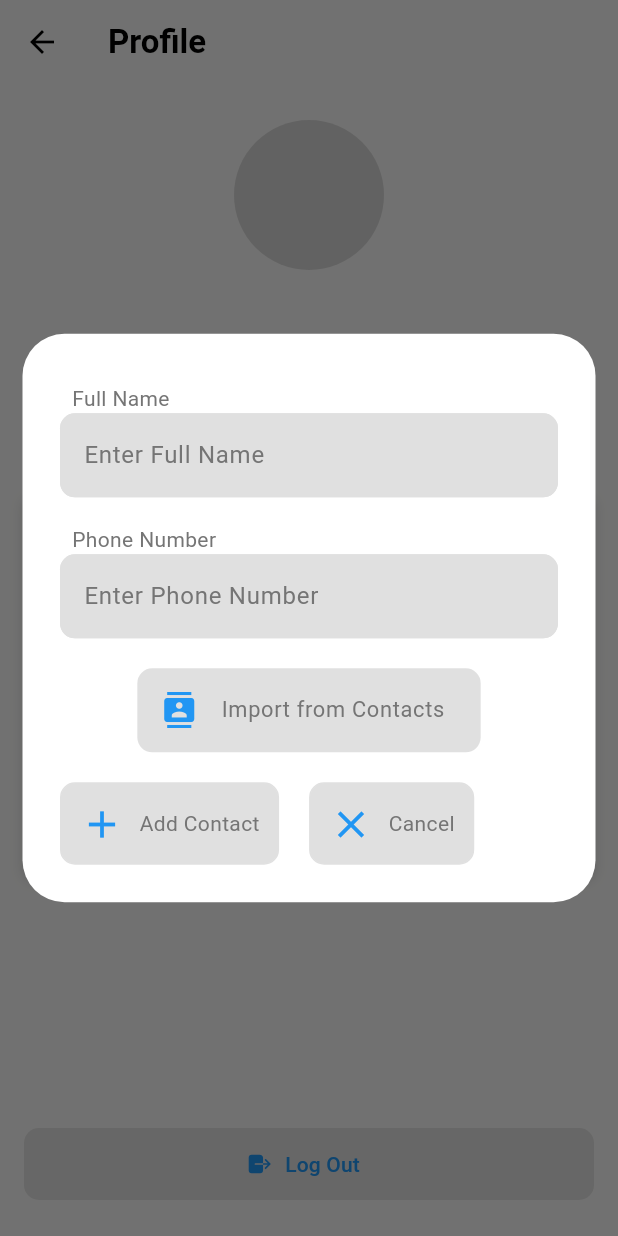
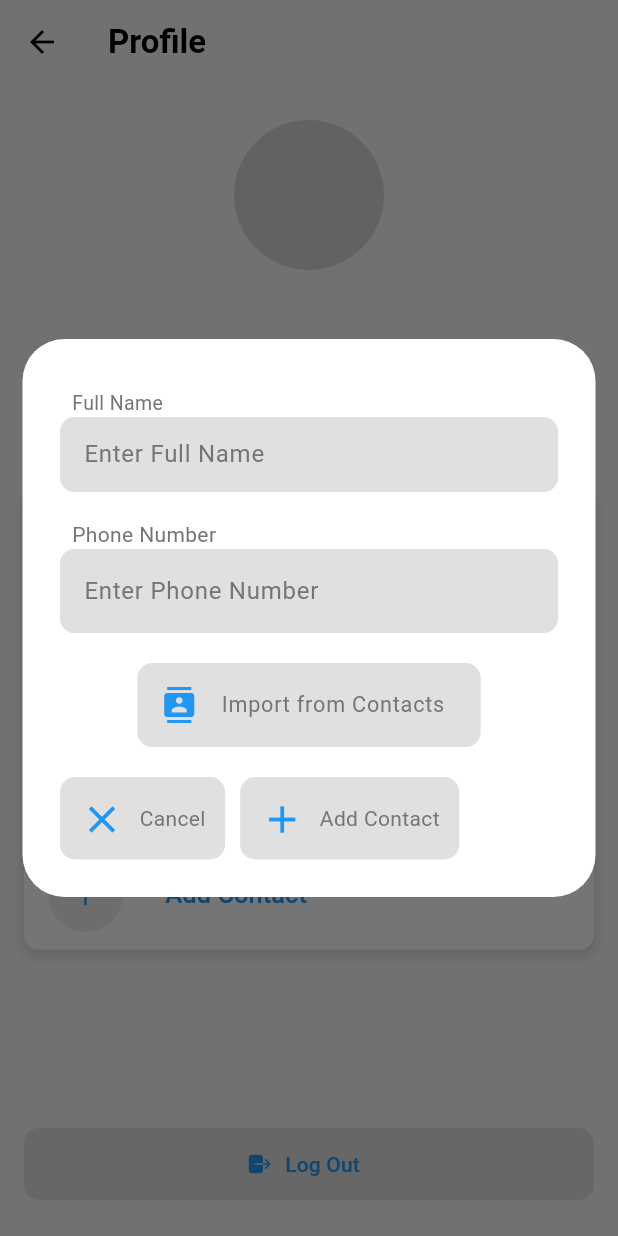
Before and after one commit to CoEAI-SmartCommute/App, a Flutter app: the ProfileScreen screen opened directly, after a tap on "Add Contact", on a phone screen of 412 x 824 dp. Run offline on Flutter 3.47's test engine with Material 3 defaults, Android fonts, the light colour scheme and no system bars; drawn by our look-alikes of cached_network_image; our stand-ins replace circular_countdown_timer, cloud_firestore, contacts_service, device_info_plus, dotted_border, firebase_auth and 13 more; missing offline and left inert: background_sms, camera_camera, flutter_osm_plugin, flutter_phone_direct_caller, images_picker, sign_button and 1 more; accounts and stored records are empty; network calls fail.

Commit message:
contact delete

```diff
--- a/lib/components/profile/addfriend.dart
+++ b/lib/components/profile/addfriend.dart
@@ -86,6 +86,7 @@ class AddContactDialogState extends State<AddContactDialog> {
   @override
   Widget build(BuildContext context) {
     return Dialog(
+      backgroundColor: Colors.white,
       insetPadding: const EdgeInsets.all(15),
       child: Padding(
         padding: const EdgeInsets.all(25.0),
@@ -99,32 +100,40 @@ class AddContactDialogState extends State<AddContactDialog> {
                   padding: const EdgeInsets.fromLTRB(8.0, 8.0, 8.0, 0.0),
                   child: Text(
                     "Full Name",
-                    style: TextStyle(color: Colors.grey[600]),
+                    style: TextStyle(
+                      color: Colors.grey[600],
+                      fontSize: 13,
                     ),
                   ),
-                TextField(
+                ),
+                SizedBox(
+                  height: 50,
+                  child: TextField(
                     controller: _nameController,
+                    textAlignVertical: TextAlignVertical.center,
                     decoration: InputDecoration(
                         floatingLabelBehavior: FloatingLabelBehavior.never,
                         enabledBorder: OutlineInputBorder(
                             borderRadius: BorderRadius.circular(10.0),
-                          borderSide: BorderSide(color: Colors.grey.shade300)),
+                            borderSide:
+                                BorderSide(color: Colors.grey.shade300)),
                         fillColor: Colors.grey[300],
                         filled: true,
                         labelText: 'Enter Full Name',
                         errorText: _validateName ? "Invalid Name" : null,
                         labelStyle: TextStyle(color: Colors.grey[600])),
-                      onChanged: (value){
-                        if(value.isEmpty){
+                    onChanged: (value) {
+                      if (value.isEmpty) {
                         setState(() {
                           _validateName = true;
                         });
-                        }else{
+                      } else {
                         setState(() {
                           _validateName = false;
                         });
                       }
                     },
+                  ),
                 ),
                 const SizedBox(
                   height: 10,
@@ -137,6 +146,7 @@ class AddContactDialogState extends State<AddContactDialog> {
                   ),
                 ),
                 TextField(
+                  textAlignVertical: TextAlignVertical.center,
                   controller: _numberController,
                   decoration: InputDecoration(
                       floatingLabelBehavior: FloatingLabelBehavior.never,
@@ -149,12 +159,12 @@ class AddContactDialogState extends State<AddContactDialog> {
                       errorText: _validateNum ? "10 digits required" : null,
                       labelStyle: TextStyle(color: Colors.grey[600])),
                   keyboardType: TextInputType.phone,
-                  onChanged: (value){
-                    if(value.length >= 10){
+                  onChanged: (value) {
+                    if (value.length >= 10) {
                       setState(() {
                         _validateNum = false;
                       });
-                    }else{
+                    } else {
                       setState(() {
                         _validateNum = true;
                       });
@@ -170,8 +180,11 @@ class AddContactDialogState extends State<AddContactDialog> {
                       iconColor: Colors.blue,
                       onTap: _pickContact,
                       leading: const Icon(Icons.contacts),
-                      title:
-                          const FittedBox(child: Text("Import from Contacts")),
+                      title: const FittedBox(
+                          child: Text(
+                        "Import from Contacts",
+                        style: TextStyle(fontSize: 14),
+                      )),
                       tileColor: Colors.grey[300],
                       shape: const RoundedRectangleBorder(
                         borderRadius: BorderRadius.horizontal(
@@ -189,6 +202,47 @@ class AddContactDialogState extends State<AddContactDialog> {
                   crossAxisAlignment: CrossAxisAlignment.center,
                   mainAxisAlignment: MainAxisAlignment.start,
                   children: [
+                    GestureDetector(
+                      onTap: () => Navigator.of(context).pop(),
+                      child: Container(
+                        height: MediaQuery.of(context).size.height / 15,
+                        decoration: BoxDecoration(
+                          color: Colors.grey[300],
+                          borderRadius: const BorderRadius.all(
+                            Radius.circular(10),
+                          ),
+                          border: Border.all(
+                            color: Colors.grey.shade300,
+                            style: BorderStyle.solid,
+                          ),
+                        ),
+                        child: Padding(
+                          padding: const EdgeInsets.all(12.0),
+                          child: Row(
+                            children: [
+                              const Icon(
+                                Icons.close,
+                                color: Colors.blue,
+                                size: 30,
+                              ),
+                              const SizedBox(
+                                width: 10,
+                              ),
+                              FittedBox(
+                                  child: Text(
+                                "Cancel",
+                                style: TextStyle(
+                                  color: Colors.grey[600],
+                                ),
+                              )),
+                            ],
+                          ),
+                        ),
+                      ),
+                    ),
+                    const SizedBox(
+                      width: 10,
+                    ),
                     GestureDetector(
                       onTap: _isUploading ? null : _uploadContact,
                       child: Container(
@@ -231,47 +285,6 @@ class AddContactDialogState extends State<AddContactDialog> {
                         ),
                       ),
                     ),
-                    const SizedBox(
-                      width: 20,
-                    ),
-                    GestureDetector(
-                      onTap: () => Navigator.of(context).pop(),
-                      child: Container(
-                        height: MediaQuery.of(context).size.height / 15,
-                        decoration: BoxDecoration(
-                          color: Colors.grey[300],
-                          borderRadius: const BorderRadius.all(
-                            Radius.circular(10),
-                          ),
-                          border: Border.all(
-                            color: Colors.grey.shade300,
-                            style: BorderStyle.solid,
-                          ),
-                        ),
-                        child: Padding(
-                          padding: const EdgeInsets.all(12.0),
-                          child: Row(
-                            children: [
-                              const Icon(
-                                Icons.close,
-                                color: Colors.blue,
-                                size: 30,
-                              ),
-                              const SizedBox(
-                                width: 10,
-                              ),
-                              FittedBox(
-                                  child: Text(
-                                "Cancel",
-                                style: TextStyle(
-                                  color: Colors.grey[600],
-                                ),
-                              )),
-                            ],
-                          ),
-                        ),
-                      ),
-                    ),
                   ],
                 ))
               ],
--- a/lib/components/profile/friends.dart
+++ b/lib/components/profile/friends.dart
@@ -4,6 +4,7 @@ import 'package:flutter/material.dart';
 import 'package:flutter_profile_picture/flutter_profile_picture.dart';
 import 'package:ionicons/ionicons.dart';
 import 'package:smart_commute/components/profile/addfriend.dart';
+import 'package:smart_commute/var.dart';
 
 class ProfileFriends extends StatefulWidget {
   const ProfileFriends({super.key});
@@ -13,7 +14,26 @@ class ProfileFriends extends StatefulWidget {
 }
 
 class _ProfileFriendsState extends State<ProfileFriends> {
+  int noOfContacts = 0;
   final user = FirebaseAuth.instance.currentUser;
+
+  @override
+  void initState() {
+    super.initState();
+    if (user != null) {
+      FirebaseFirestore.instance
+          .collection('users')
+          .doc(user!.uid)
+          .collection('friend_contacts')
+          .snapshots()
+          .listen((snapshot) {
+        setState(() {
+          noOfContacts = snapshot.docs.length;
+        });
+      });
+    }
+  }
+
   @override
   Widget build(BuildContext context) {
     return SingleChildScrollView(
@@ -47,11 +67,12 @@ class _ProfileFriendsState extends State<ProfileFriends> {
             child: Column(
               children: [
                 SizedBox(
-                    height: MediaQuery.of(context).size.height * 0.2,
+                    height: MediaQuery.of(context).size.height * 0.26,
                     child: ContactsList(userId: user!.uid)),
                 Divider(
                   color: Colors.grey[300],
                 ),
+                if (noOfContacts < maxNoOfContacts)
                   AddFriendButton(
                     userid: user!.uid,
                   )
@@ -65,12 +86,14 @@ class _ProfileFriendsState extends State<ProfileFriends> {
 }
 
 class ContactCard extends StatefulWidget {
+  final String id;
   final String name;
   final String number;
   const ContactCard({
     super.key,
     required this.name,
     required this.number,
+    required this.id,
   });
 
   @override
@@ -78,10 +101,40 @@ class ContactCard extends StatefulWidget {
 }
 
 class _ContactCardState extends State<ContactCard> {
+  final user = FirebaseAuth.instance.currentUser;
   @override
   Widget build(BuildContext context) {
     return Padding(
       padding: const EdgeInsets.symmetric(vertical: 8.0),
+      child: Dismissible(
+        key: UniqueKey(),
+        onDismissed: (direction) async {
+          try {
+            await FirebaseFirestore.instance
+                .collection('users')
+                .doc(user!.uid)
+                .collection('friend_contacts')
+                .doc(widget.id)
+                .delete();
+            if (!context.mounted) return;
+            ScaffoldMessenger.of(context).showSnackBar(
+              const SnackBar(content: Text('Contact deleted succesfully.')),
+            );
+          } catch (e) {
+            if (context.mounted) {
+              ScaffoldMessenger.of(context).showSnackBar(
+                SnackBar(content: Text(e.toString())),
+              );
+            }
+          }
+        },
+        background: Container(
+          decoration: BoxDecoration(
+            color: Colors.red,
+            borderRadius: BorderRadius.circular(8),
+          ),
+          child: const Icon(Icons.delete),
+        ),
         child: Row(
           children: [
             ProfilePicture(
@@ -125,6 +178,7 @@ class _ContactCardState extends State<ContactCard> {
             )
           ],
         ),
+      ),
     );
   }
 }
@@ -165,7 +219,9 @@ class ContactsList extends StatelessWidget {
             final contactData = contact.data() as Map<String, dynamic>;
             final name = contactData['name'] ?? 'No Name';
             final number = contactData['number'] ?? 'No Number';
+            final id = contact.id;
             return ContactCard(
+              id: id,
               name: name,
               number: number,
             );
--- a/lib/var.dart
+++ b/lib/var.dart
@@ -2,3 +2,5 @@ const tempImage =
     'https://s3-alpha-sig.figma.com/img/d199/797f/75438a1d54ecd4472f25c46d2696104b?Expires=1719187200&Key-Pair-Id=APKAQ4GOSFWCVNEHN3O4&Signature=BXHPGjSqJOYQTWBrOTq0sdYpWm7JRRfGtS9d-FFNszN2EPn3ZExjnxUmJ-3j1Semh3B2ATHfUUC95gcIM5SRUpM3zZX3hfpilIjdxU-zpFs5v0NiCFIjNoP0dCyFxWQjV~gn0~GtaJ6uKSrLmb40dgUKUm2Qg0Jsp0eJxjAXifkKnE6i1BWJ1zfSU7lFhpb1UNejoqhW719fq0Sa-Zrc3RH9MN8DhcIFSAGOSqmU17slb~qQF1A3wJ4emlI9GIrRd5lincF654oaREZwq~mEHW0kGPseZSBYw9GlyH6sGmspG9i0psntZ-PigvpicWCj8EXfQXiEcKQ-mmrkHAZx3Q__';
 
 const emergencyNumber = '100';
+
+const maxNoOfContacts = 3;
```
Also changed, not shown: pubspec.lock. Lines whose indentation alone changed are shown as unchanged.
